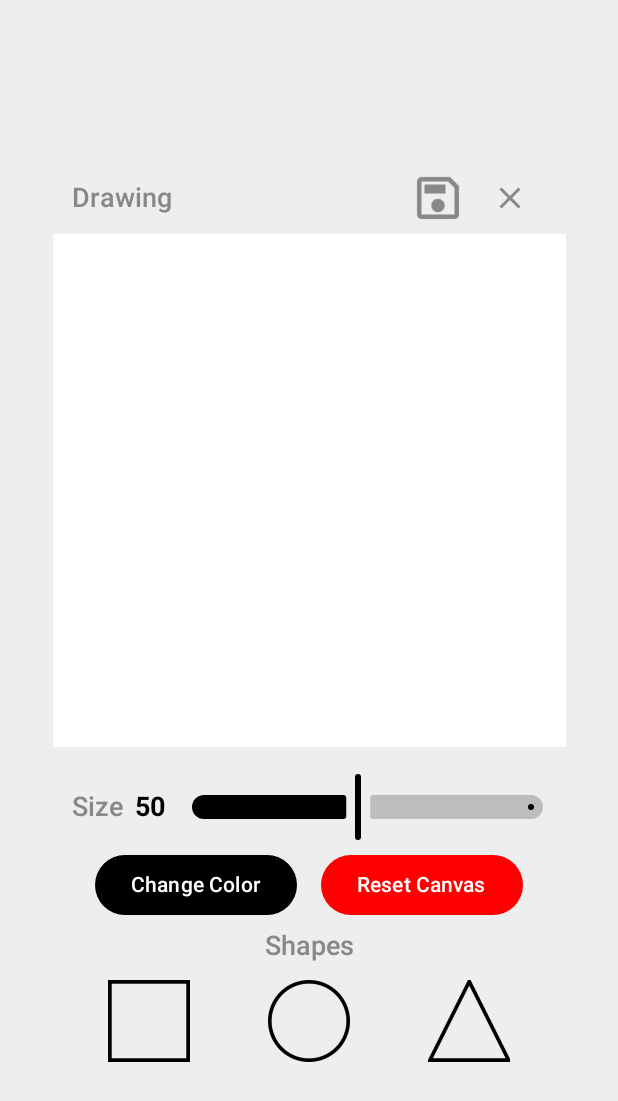
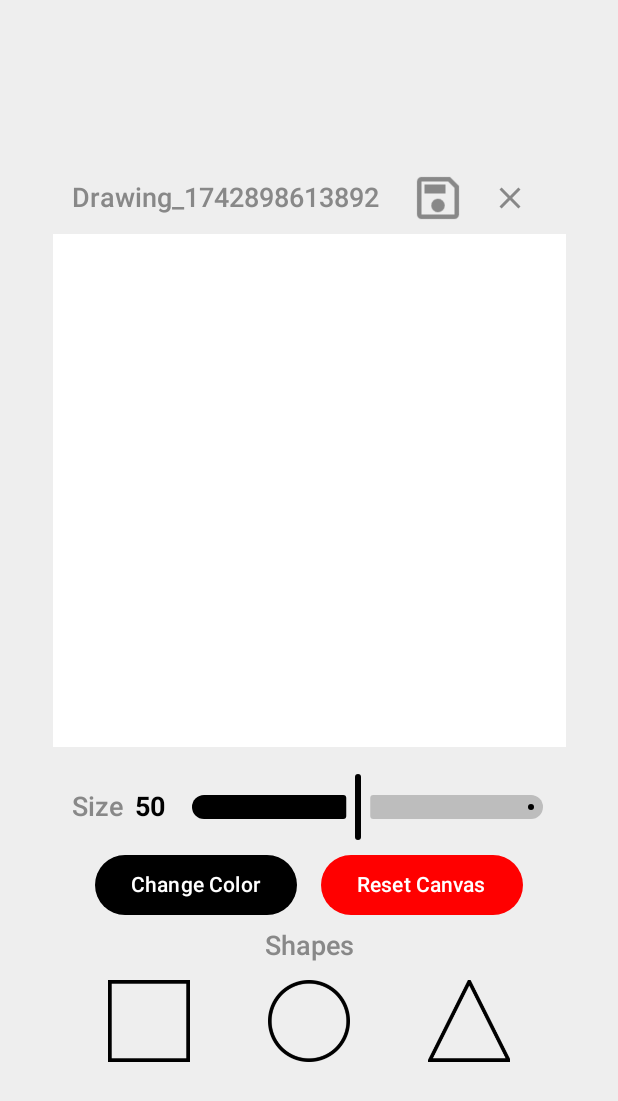
Before and after one commit to landonwest815/Inkdroid, an Android app built with Jetpack Compose: the GalleryScreen screen opened through its navigation route, after a tap on "Save", on a phone screen of 412 x 824 dp. Shown: the top 1101 px of the screen. Run offline under Robolectric (Android 15) with nearby library versions, the phone set to English and light mode, and no system bars; our stand-ins replace Room's generated code.

```diff
--- a/app/src/main/java/com/example/drawingappall/AllApplication.kt
+++ b/app/src/main/java/com/example/drawingappall/AllApplication.kt
@@ -15,7 +15,10 @@ class AllApplication : Application(){
             applicationContext,
             DrawingsDatabase::class.java,
             "Drawings_database"
-        ).build()
+        )
+            .fallbackToDestructiveMigration()
+            .build()
+
     }
 
     //create our repository using lazy to access the DB when we need it
--- a/app/src/main/java/com/example/drawingappall/App.kt
+++ b/app/src/main/java/com/example/drawingappall/App.kt
@@ -32,7 +32,7 @@ fun App() {
                 composable("splash") {
                     SplashScreen { navController.navigate("gallery") } // navigate to the draw screen
                 }
-                composable("draw/{filepath}/{filename}") {backStackEntry ->
+                composable("draw/{filepath}/{filename}") { backStackEntry ->
                     val filePath: String = backStackEntry.arguments?.getString("filepath").toString()
                     val fileName: String = backStackEntry.arguments?.getString("filename").toString()
                     DrawScreen(navController = navController, filePath = filePath, fileName = fileName)
--- a/app/src/main/java/com/example/drawingappall/DrawScreen.kt
+++ b/app/src/main/java/com/example/drawingappall/DrawScreen.kt
@@ -26,6 +26,7 @@ import androidx.compose.material3.Slider
 import androidx.compose.material3.SliderDefaults
 import androidx.compose.material3.Text
 import androidx.compose.runtime.Composable
+import androidx.compose.runtime.LaunchedEffect
 import androidx.compose.runtime.collectAsState
 import androidx.compose.runtime.getValue
 import androidx.compose.ui.Alignment
@@ -49,7 +50,11 @@ fun DrawScreen(viewModel: DrawingViewModel = viewModel(factory = DrawingViewMode
                filePath: String, fileName: String) {
 
     //Attempt to load
-    viewModel.loadDrawing(filePath, fileName)
+    //LaunchedEffect allows edits to not be lost when view reloads
+    LaunchedEffect(filePath, fileName) {
+        viewModel.loadDrawing(filePath, fileName)
+    }
+
 
     val bitmap by viewModel.bitmap.collectAsState()
     val shapeSize by viewModel.shapeSize.collectAsState()
--- a/app/src/main/java/com/example/drawingappall/Drawing.kt
+++ b/app/src/main/java/com/example/drawingappall/Drawing.kt
@@ -3,7 +3,7 @@ package com.example.drawingappall
 import androidx.room.Entity
 import androidx.room.PrimaryKey
 
-@Entity(tableName = "DrawingFiles")
+@Entity(tableName = "drawing_files")
 data class Drawing(var fileName: String, var filePath: String) {
     @PrimaryKey(autoGenerate = true)
     var id: Int = 0
--- a/app/src/main/java/com/example/drawingappall/DrawingsDatabase.kt
+++ b/app/src/main/java/com/example/drawingappall/DrawingsDatabase.kt
@@ -8,8 +8,7 @@ import androidx.room.Query
 import androidx.room.RoomDatabase
 import kotlinx.coroutines.flow.Flow
 
-@Database(entities= [Drawing::class], version = 1, exportSchema = false)
-
+@Database(entities= [Drawing::class], version = 2, exportSchema = false)
 abstract class DrawingsDatabase : RoomDatabase(){
     abstract fun drawingsDao(): DrawingsDAO
 }
@@ -24,6 +23,6 @@ interface DrawingsDAO {
     @Delete
     suspend fun deleteDrawing(data: Drawing)
 
-    @Query("SELECT * from drawingfiles")
-    fun drawings() : Flow<List<Drawing>>
+    @Query("SELECT * from drawing_files")
+    fun getAllDrawings() : Flow<List<Drawing>>
 }
--- a/app/src/main/java/com/example/drawingappall/DrawingsRepository.kt
+++ b/app/src/main/java/com/example/drawingappall/DrawingsRepository.kt
@@ -3,6 +3,7 @@ package com.example.drawingappall
 import android.graphics.Bitmap
 import android.graphics.BitmapFactory
 import kotlinx.coroutines.CoroutineScope
+import kotlinx.coroutines.flow.Flow
 import kotlinx.coroutines.launch
 import java.io.File
 import java.io.FileInputStream
@@ -11,9 +12,9 @@ import java.io.IOException
 
 
 
-class DrawingsRepository(val scope: CoroutineScope,
-                         private val dao: DrawingsDAO) {
-    val drawings = dao.drawings()
+class DrawingsRepository(val scope: CoroutineScope, private val dao: DrawingsDAO) {
+
+    val drawings: Flow<List<Drawing>> = dao.getAllDrawings()
 
     fun createFile( file :Drawing){
         scope.launch {
--- a/app/src/main/java/com/example/drawingappall/GalleryScreen.kt
+++ b/app/src/main/java/com/example/drawingappall/GalleryScreen.kt
@@ -63,7 +63,7 @@ fun GalleryScreen(
 
             // New Drawing button
             IconButton(onClick = {
-                val drawing: Drawing = vm.createFile("Drawing")
+                val drawing: Drawing = vm.createFile("Drawing_${System.currentTimeMillis()}")
                 val encodedFilePath = Uri.encode(drawing.filePath)
                 navController.navigate("draw/${encodedFilePath}/${drawing.fileName}")
             }) {
--- a/build.gradle.kts
+++ b/build.gradle.kts
@@ -1,6 +1,6 @@
 // Top-level build file where you can add configuration options common to all sub-projects/modules.
 plugins {
-    id("com.android.application") version "8.8.1" apply false
+    id("com.android.application") version "8.9.1" apply false
     id("org.jetbrains.kotlin.android") version "2.1.0" apply false
     // Optional: Add any other plugin definitions here
     //KSP is used by room
```
Also changed, not shown: gradle/wrapper/gradle-wrapper.properties.
